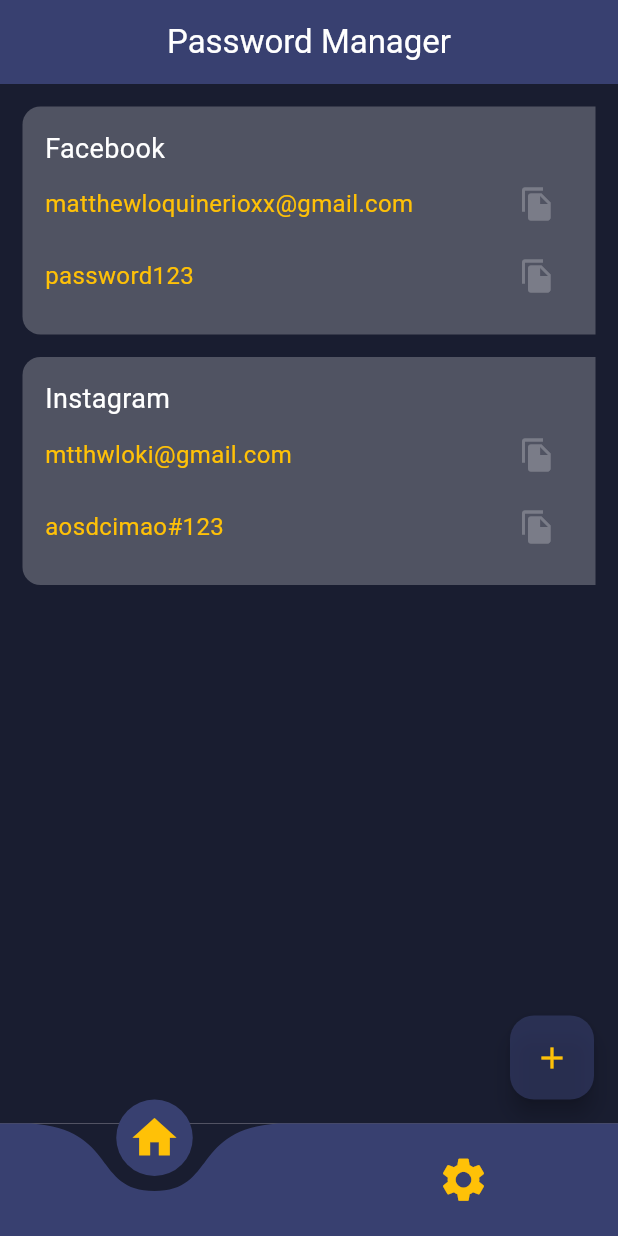
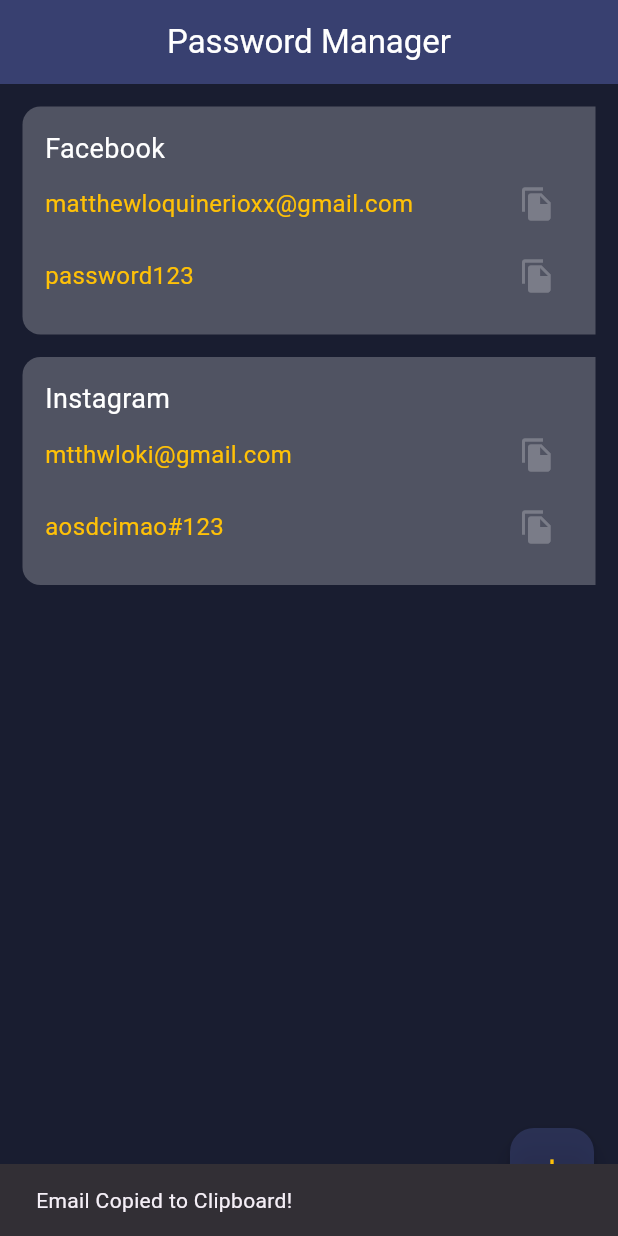
Before and after one commit to EEngineerLoki/flutter_taskmanager, a Flutter app: the screen it shows after launch, after a tap on the "file copy" icon, on a phone screen of 412 x 824 dp. Run offline on Flutter 3.47's test engine with Material 3 defaults, Android fonts, the phone set to English and light mode, and no system bars; drawn by our look-alikes of curved_navigation_bar, flutter_slidable; missing offline and left inert: clipboard.

Commit message:
unsuccessful theme change

```diff
--- /dev/null
+++ b/lib/data/appcolors.dart
@@ -0,0 +1,20 @@
+// ignore_for_file: prefer_const_constructors
+
+import 'package:flutter/material.dart';
+
+class MyAppColors {
+  static final darkBlue = Color(0xFF050b2b);
+  static final lightBlue = Color(0xFF7e91f7);
+}
+
+class MyAppThemes {
+  static final lighTheme = ThemeData(
+    primaryColor: MyAppColors.lightBlue,
+    brightness: Brightness.light
+  );
+
+  static final darkTheme = ThemeData(
+    primaryColor: MyAppColors.darkBlue,
+    brightness: Brightness.dark
+  );
+}
--- a/lib/main.dart
+++ b/lib/main.dart
@@ -1,7 +1,6 @@
-import 'package:curved_navigation_bar/curved_navigation_bar.dart';
 import 'package:flutter/material.dart';
+import 'package:flutter_accountmanager/data/appcolors.dart';
 import 'package:flutter_accountmanager/pages/myhomepage.dart';
-import 'package:flutter_accountmanager/pages/settingspage.dart';
 
 void main() {
   runApp(const MyApp());
@@ -12,9 +11,12 @@
 
   @override
   Widget build(BuildContext context) {
-    return const MaterialApp(
+    return MaterialApp(
       debugShowCheckedModeBanner: false,
-      home: MainPage(),
+      home: const MainPage(),
+      theme: MyAppThemes.lighTheme,
+      darkTheme: MyAppThemes.darkTheme,
+      themeMode: ThemeMode.system,
     );
   }
 }
@@ -28,41 +30,37 @@
 
 class _MainPageState extends State<MainPage> {
 
-  int currentIndex = 0;
+  // ignore: unused_field
+  ThemeMode _themeMode = ThemeMode.system;
 
-  final List _pages = [
-    const MyHomePage(),
-    const SettingsPage()
-  ];
-
-  void pagesNavigate(int index) {
+  // use to switch from light mode to dark mode
+  void _toggleTheme(ThemeMode themeMode) {
     setState(() {
-      currentIndex = index;
+      _themeMode = themeMode;
     });
   }
 
   @override
   Widget build(BuildContext context) {
+
+    // bool isDarkMode = Theme.of(context).brightness == Brightness.dark;
+
     return Scaffold(
       appBar: AppBar(
         backgroundColor: const Color.fromARGB(255, 56, 64, 112),
         centerTitle: true,
         title: const Text('Password Manager', style: TextStyle(color: Colors.white),
         ),
+        // COME BACK HERE TO ENABLE THEMEMODE SWITCHING
+        //actions: [
+        //  Switch(
+        //    value: isDarkMode,
+        //    onChanged: (isOn) {
+        //      isOn ? _toggleTheme(ThemeMode.dark) : _toggleTheme(ThemeMode.light);
+        //    }),
+        //],
       ),
-      body: _pages[currentIndex],
-      bottomNavigationBar: CurvedNavigationBar(
-        index: currentIndex,
-        onTap: pagesNavigate,
-        backgroundColor: const Color(0xFF191d30),
-        color: const Color.fromARGB(255, 56, 64, 112),
-        animationCurve: Curves.ease,
-        animationDuration: const Duration(milliseconds: 300),
-        items: const [
-          Icon(Icons.home, color: Colors.amber, size: 35,),
-          Icon(Icons.settings, color: Colors.amber, size: 35,)
-        ],
-      ),
+      body: const MyHomePage(),
     );
   }
 }
--- a/lib/pages/settingspage.dart
+++ b/lib/pages/settingspage.dart
@@ -6,7 +6,7 @@
   @override
   Widget build(BuildContext context) {
     return const Scaffold(
-      backgroundColor: const Color(0xFF191d30),
+      backgroundColor: Color(0xFF191d30),
     );
   }
 }
--- a/lib/util/todo_tile.dart
+++ b/lib/util/todo_tile.dart
@@ -49,14 +49,24 @@
                     Text(emailAccount,
                     style: const TextStyle(color: Colors.amber, fontSize: 16),),
                     IconButton(
-                      onPressed: () => FlutterClipboard.copy(emailAccount),
+                      onPressed: () {
+                        FlutterClipboard.copy(emailAccount);
+                        ScaffoldMessenger.of(context).showSnackBar(
+                          const SnackBar(content: Text('Email Copied to Clipboard!'))
+                        );
+                      },
                       icon: const Icon(Icons.file_copy, color: Colors.white24, ))
                   ],),
                 Row(mainAxisAlignment: MainAxisAlignment.spaceBetween, children: [
                     Text(accountPassword,
                     style: const TextStyle(color: Colors.amber, fontSize: 16),),
                     IconButton(
-                      onPressed: () => FlutterClipboard.copy(accountPassword),
+                      onPressed: () {
+                        FlutterClipboard.copy(accountPassword);
+                        ScaffoldMessenger.of(context).showSnackBar(
+                          const SnackBar(content: Text('Password Copied to Clipboard!'))
+                        );
+                      },
                       icon: const Icon(Icons.file_copy, color: Colors.white24, ))
                   ],),
               ],
```
Also changed, not shown: lib/util/toggle_button.dart (added).
